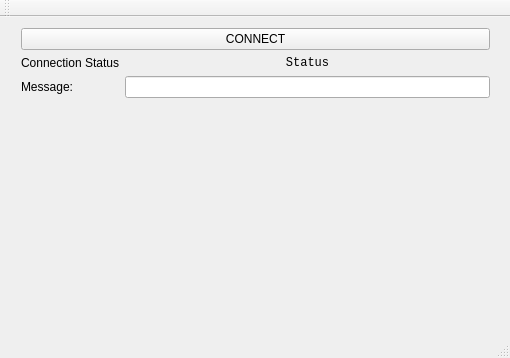
First picture: the form in client/main_window.ui, repository redmoo/P2P-Radio, before the edit.
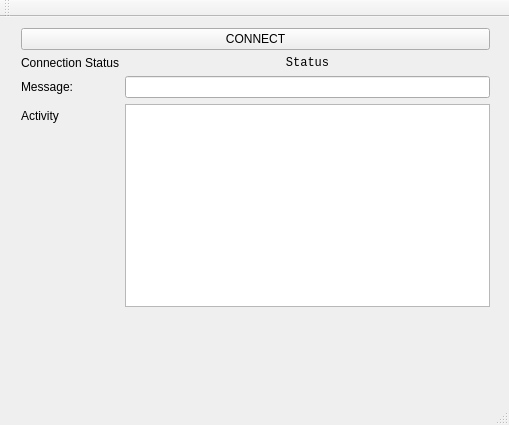
Second picture: the form after the edit.

Commit message: Added some UI components and signals

What changed in the file:
```diff
--- a/client/main_window.ui
+++ b/client/main_window.ui
@@ -6,8 +6,8 @@
    <rect>
     <x>0</x>
     <y>0</y>
-    <width>510</width>
-    <height>358</height>
+    <width>509</width>
+    <height>425</height>
    </rect>
   </property>
   <property name="windowTitle">
@@ -80,6 +80,20 @@
        </property>
       </widget>
      </item>
+     <item row="5" column="1">
+      <widget class="QPlainTextEdit" name="activityDisplay">
+       <property name="readOnly">
+        <bool>true</bool>
+       </property>
+      </widget>
+     </item>
+     <item row="5" column="0">
+      <widget class="QLabel" name="activityLabel">
+       <property name="text">
+        <string>Activity</string>
+       </property>
+      </widget>
+     </item>
     </layout>
    </widget>
    <zorder>formLayoutWidget</zorder>
```
Left out of the diff: 6 changed lines with no effect on the pictures. The commit also changes 4 other files.
